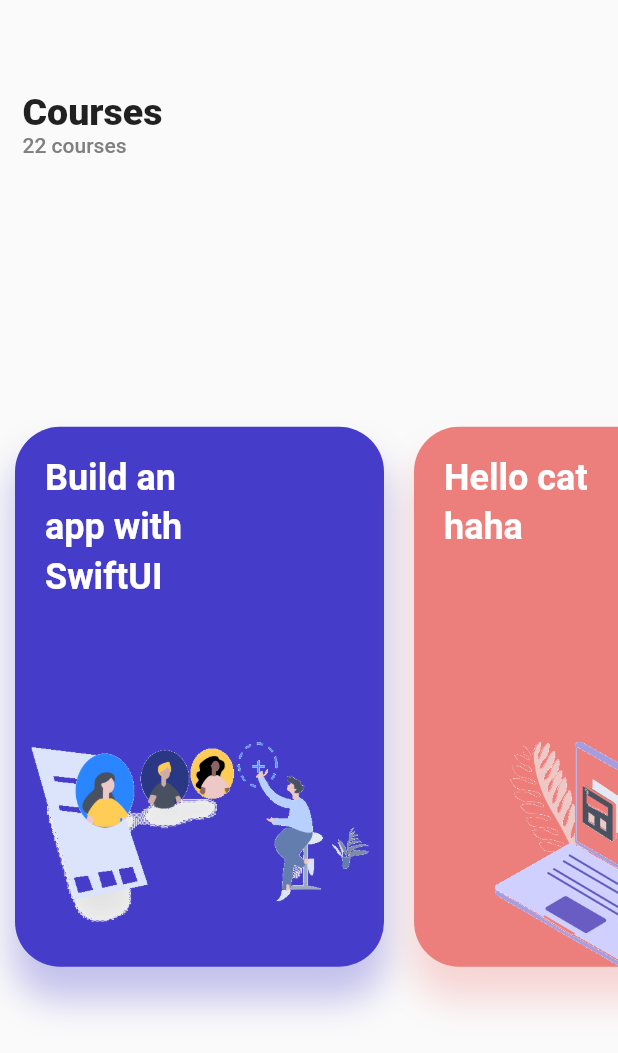
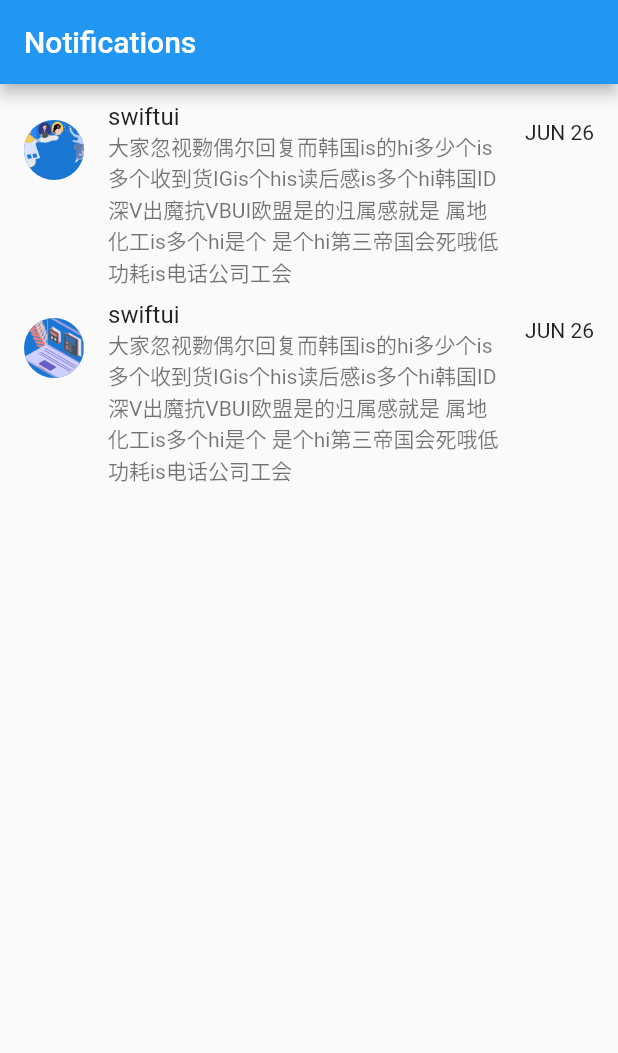
Before and after one commit to GavinHome/flutter_design_code, a Flutter app: the screen it shows after launch, on a phone screen of 412 x 824 dp. Shown: the top 1053 px of the screen. Run offline on Flutter 3.47's test engine with Material 2 defaults, Android fonts, the light colour scheme and no system bars.

Commit message:
add notifications

```diff
--- a/lib/main.dart
+++ b/lib/main.dart
@@ -1,6 +1,6 @@
 import 'package:flutter/material.dart';
-import 'home/course.dart';
-
+import 'package:flutter_design_code/notifications/notification.dart';
+//import 'home/course.dart';
 //import 'myapp.dart';
 
 void main() => runApp(App());
@@ -15,7 +15,8 @@
       ),
       //home: ContentView(),
       home: Scaffold(
-        body: CoursesView(),
+        //body: CoursesView(),
+        body: NotificationPage(),
       )
     );
   }
--- /dev/null
+++ b/lib/notifications/notification.dart
@@ -0,0 +1,157 @@
+import 'package:flutter/material.dart';
+
+class NotificationView extends StatelessWidget {
+  NotificationView({Key key, this.notification}) : super(key: key);
+  final NotificationModel notification;
+
+  @override
+  Widget build(BuildContext context) {
+    return new Center(
+      child: Column(
+        mainAxisAlignment: MainAxisAlignment.center,
+        children: <Widget>[
+          Container(
+            padding: EdgeInsets.all(30),
+            decoration: new BoxDecoration(
+              borderRadius: new BorderRadius.all(const Radius.circular(10.0)),
+            ),
+            child: Column(
+              children: <Widget>[
+                Container(
+                  padding:
+                      EdgeInsets.only(top: 18, left: 10, right: 10, bottom: 20),
+                  child: Text(notification.title,
+                      style: Theme.of(context).textTheme.title.copyWith(
+                          fontWeight: FontWeight.bold,
+                          color: Color.fromARGB(0xFF, 0x5E, 0xCD, 0xFA))),
+                ),
+                Container(
+                  alignment: Alignment.bottomLeft,
+                  child: Column(
+                    children: <Widget>[
+                      new Image.asset(
+                        "assets/Background.png",
+                        fit: BoxFit.fitHeight,
+                        alignment: Alignment.bottomCenter,
+                      )
+                    ],
+                  ),
+                ),
+                Container(
+                  padding: EdgeInsets.only(top: 18, left: 10, right: 10),
+                  child: Text(
+                    notification.text,
+                    style: TextStyle(),
+                  ),
+                )
+              ],
+            ),
+          )
+        ],
+      ),
+    );
+  }
+}
+
+class NotificationsListItem extends StatelessWidget {
+  final NotificationModel _notification;
+
+  NotificationsListItem(this._notification);
+
+  @override
+  Widget build(BuildContext context) {
+    return ListTile(
+      leading:
+          CircleAvatar(backgroundImage: new AssetImage(_notification.image)),
+      title: Text(_notification.title),
+      subtitle: Text(_notification.text),
+      trailing: Text(_notification.date),
+    );
+  }
+}
+
+class NotificationList extends StatelessWidget {
+  final List<NotificationModel> _notifications;
+
+  NotificationList(this._notifications);
+
+  @override
+  Widget build(BuildContext context) {
+    return ListView(
+      padding: EdgeInsets.symmetric(vertical: 8.0),
+      children: _buildContactsList(),
+    );
+  }
+
+  List<NotificationsListItem> _buildContactsList() {
+    return _notifications
+        .map((contact) => NotificationsListItem(contact))
+        .toList();
+  }
+}
+
+class NotificationPage extends StatelessWidget {
+  _buildNotificationList() {
+    return notifications;
+  }
+
+  @override
+  Widget build(BuildContext context) {
+    return Scaffold(
+        appBar: AppBar(
+          // Here we take the value from the MyHomePage object that was created by
+          // the App.build method, and use it to set our appbar title.
+          title: Text("Notifications"),
+        ),
+        body: Container(
+          child: NotificationList(_buildNotificationList()),
+        ));
+  }
+}
+
+class NotificationModel {
+  String image;
+  String title;
+  String text;
+  String date;
+
+  NotificationModel(this.image, this.title, this.text, this.date);
+}
+
+List<NotificationModel> notifications = [
+  NotificationModel(
+      "assets/Illustration1.png",
+      "swiftui",
+      "大家忽视覅偶尔回复而韩国is的hi多少个is多个收到货IGis个his读后感is多个hi韩国ID深V出魔抗VBUI欧盟是的归属感就是 属地化工is多个hi是个 是个hi第三帝国会死哦低功耗is电话公司工会",
+      "JUN 26"),
+  NotificationModel(
+      "assets/Illustration2.png",
+      "swiftui",
+      "大家忽视覅偶尔回复而韩国is的hi多少个is多个收到货IGis个his读后感is多个hi韩国ID深V出魔抗VBUI欧盟是的归属感就是 属地化工is多个hi是个 是个hi第三帝国会死哦低功耗is电话公司工会",
+      "JUN 26"),
+  // Notification(
+  //     "assets/Illustration3.png",
+  //     "swiftui",
+  //     "大家忽视覅偶尔回复而韩国is的hi多少个is多个收到货IGis个his读后感is多个hi韩国ID深V出魔抗VBUI欧盟是的归属感就是 属地化工is多个hi是个 是个hi第三帝国会死哦低功耗is电话公司工会",
+  //     "JUN 26"),
+  // Notification(
+  //     "assets/Illustration4.png",
+  //     "swiftui",
+  //     "大家忽视覅偶尔回复而韩国is的hi多少个is多个收到货IGis个his读后感is多个hi韩国ID深V出魔抗VBUI欧盟是的归属感就是 属地化工is多个hi是个 是个hi第三帝国会死哦低功耗is电话��司工会",
+  //     "JUN 26"),
+  // Notification(
+  //     "assets/Certificate1.png",
+  //     "swiftui",
+  //     "大家忽视覅偶尔回复而韩国is的hi多少个is多个收到货IGis个his读后感is多个hi韩国ID深V出魔抗VBUI欧��是的归属感就是 属地化工is多个hi是个 是个hi第三���国会死哦低功耗is电话公司工会",
+  //     "JUN 26"),
+  // Notification(
+  //     "assets/Certificate2.png",
+  //     "swiftui",
+  //     "大家忽视覅偶尔回复而韩国is的hi多少个is多个收到货IGis个his读后感is多个hi韩国ID深V出魔抗VBUI欧盟是的归属感就是 属地化工is多个hi是个 是个hi第三帝国会死哦低功耗is电话公司工会",
+  //     "JUN 26"),
+  // Notification(
+  //     "assets/Certificate3.png",
+  //     "swiftui",
+  //     "大家忽视覅偶���回复而韩国is的hi多少个is多个收到货IGis个his读后感is多个hi韩国ID深V出魔抗VBUI欧盟是的归属感就是 属地化工is多个hi是个 是个hi第三帝国会死哦低功耗is电话公司工会",
+  //     "JUN 26"),
+];
```
Also changed, not shown: lib/home/course.dart (+16 -5 lines), pubspec.lock.
